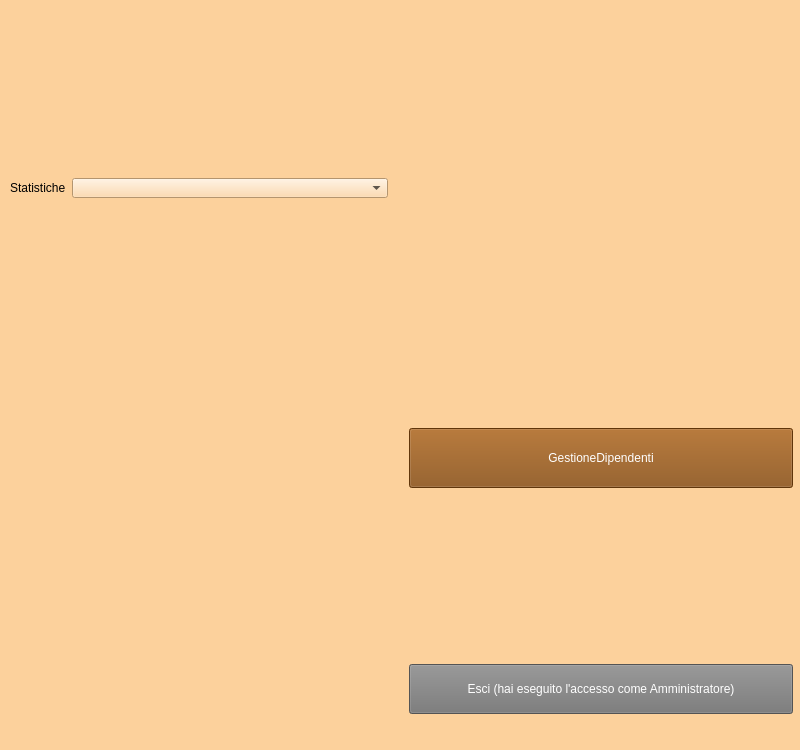
Old version of the form Amministratore/view/amministratoreMain.ui in the repository ManuelMarrone/GestioneBowling.
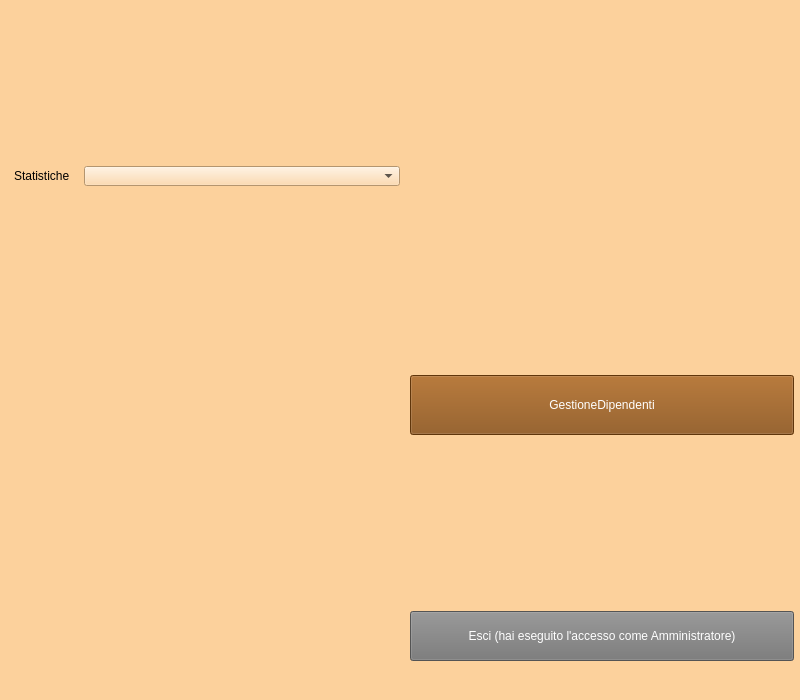
New version of the form. Icons and pictures are not drawn.

Diff of the .ui file:
```diff
--- a/Amministratore/view/amministratoreMain.ui
+++ b/Amministratore/view/amministratoreMain.ui
@@ -8,6 +8,14 @@
   <property name="enabled">
    <bool>true</bool>
   </property>
+  <property name="geometry">
+   <rect>
+    <x>0</x>
+    <y>0</y>
+    <width>800</width>
+    <height>700</height>
+   </rect>
+  </property>
   <property name="sizePolicy">
    <sizepolicy hsizetype="Preferred" vsizetype="Preferred">
     <horstretch>0</horstretch>
@@ -17,13 +25,13 @@
   <property name="minimumSize">
    <size>
     <width>800</width>
-    <height>750</height>
+    <height>700</height>
    </size>
   </property>
   <property name="maximumSize">
    <size>
     <width>800</width>
-    <height>750</height>
+    <height>700</height>
    </size>
   </property>
   <property name="windowTitle">
@@ -40,8 +48,8 @@
     <rect>
      <x>10</x>
      <y>10</y>
-     <width>783</width>
-     <height>731</height>
+     <width>784</width>
+     <height>671</height>
     </rect>
    </property>
    <layout class="QVBoxLayout" name="verticalLayout">
@@ -79,15 +87,27 @@
       <item>
        <layout class="QVBoxLayout" name="verticalLayout_3">
         <item>
-         <layout class="QFormLayout" name="formLayout">
-          <item row="0" column="0">
+         <layout class="QHBoxLayout" name="horizontalLayout">
+          <item>
            <widget class="QLabel" name="statisticheLabel">
+            <property name="minimumSize">
+             <size>
+              <width>60</width>
+              <height>20</height>
+             </size>
+            </property>
+            <property name="maximumSize">
+             <size>
+              <width>60</width>
+              <height>20</height>
+             </size>
+            </property>
             <property name="text">
              <string>Statistiche</string>
             </property>
            </widget>
           </item>
-          <item row="0" column="1">
+          <item>
            <widget class="QComboBox" name="statComboBox">
             <property name="minimumSize">
              <size>
@@ -136,102 +156,193 @@
             </item>
            </widget>
           </item>
-          <item row="1" column="0" colspan="2">
-           <layout class="QFormLayout" name="formLayout_2"/>
-          </item>
-          <item row="2" column="0">
+         </layout>
+        </item>
+        <item>
+         <layout class="QFormLayout" name="formLayout">
+          <item row="0" column="0">
            <widget class="QLabel" name="etichetta1">
+            <property name="minimumSize">
+             <size>
+              <width>50</width>
+              <height>20</height>
+             </size>
+            </property>
+            <property name="maximumSize">
+             <size>
+              <width>200</width>
+              <height>20</height>
+             </size>
+            </property>
             <property name="text">
              <string/>
             </property>
            </widget>
           </item>
-          <item row="2" column="1">
+          <item row="0" column="1">
            <widget class="QLabel" name="testo1">
+            <property name="minimumSize">
+             <size>
+              <width>0</width>
+              <height>20</height>
+             </size>
+            </property>
             <property name="text">
              <string/>
             </property>
            </widget>
           </item>
-          <item row="3" column="0">
+          <item row="1" column="0">
            <widget class="QLabel" name="etichetta2">
+            <property name="minimumSize">
+             <size>
+              <width>0</width>
+              <height>20</height>
+             </size>
+            </property>
             <property name="text">
              <string/>
             </property>
            </widget>
           </item>
-          <item row="3" column="1">
+          <item row="1" column="1">
            <widget class="QLabel" name="testo2">
+            <property name="minimumSize">
+             <size>
+              <width>0</width>
+              <height>20</height>
+             </size>
+            </property>
             <property name="text">
              <string/>
             </property>
            </widget>
           </item>
-          <item row="4" column="0">
+          <item row="2" column="0">
            <widget class="QLabel" name="etichetta3">
+            <property name="minimumSize">
+             <size>
+              <width>0</width>
+              <height>20</height>
+             </size>
+            </property>
             <property name="text">
              <string/>
             </property>
            </widget>
           </item>
-          <item row="4" column="1">
+          <item row="2" column="1">
            <widget class="QLabel" name="testo3">
+            <property name="minimumSize">
+             <size>
+              <width>0</width>
+              <height>20</height>
+             </size>
+            </property>
             <property name="text">
              <string/>
             </property>
            </widget>
           </item>
-          <item row="5" column="0">
+          <item row="3" column="0">
            <widget class="QLabel" name="etichetta4">
+            <property name="minimumSize">
+             <size>
+              <width>0</width>
+              <height>20</height>
+             </size>
+            </property>
             <property name="text">
              <string/>
             </property>
            </widget>
           </item>
-          <item row="5" column="1">
+          <item row="3" column="1">
            <widget class="QLabel" name="testo4">
+            <property name="minimumSize">
+             <size>
+              <width>0</width>
+              <height>20</height>
+             </size>
+            </property>
             <property name="text">
              <string/>
             </property>
            </widget>
           </item>
-          <item row="6" column="0">
+          <item row="4" column="0">
            <widget class="QLabel" name="etichetta5">
+            <property name="minimumSize">
+             <size>
+              <width>0</width>
+              <height>20</height>
+             </size>
+            </property>
             <property name="text">
              <string/>
             </property>
            </widget>
           </item>
-          <item row="6" column="1">
+          <item row="4" column="1">
            <widget class="QLabel" name="testo5">
+            <property name="minimumSize">
+             <size>
+              <width>0</width>
+              <height>20</height>
+             </size>
+            </property>
             <property name="text">
              <string/>
             </property>
            </widget>
           </item>
-          <item row="7" column="0">
+          <item row="5" column="0">
            <widget class="QLabel" name="etichetta6">
+            <property name="minimumSize">
+             <size>
+              <width>0</width>
+              <height>20</height>
+             </size>
+            </property>
             <property name="text">
              <string/>
             </property>
            </widget>
           </item>
-          <item row="7" column="1">
+          <item row="5" column="1">
            <widget class="QLabel" name="testo6">
+            <property name="minimumSize">
+             <size>
+              <width>0</width>
+              <height>20</height>
+             </size>
+            </property>
             <property name="text">
              <string/>
             </property>
            </widget>
           </item>
-          <item row="8" column="0">
+          <item row="6" column="0">
            <widget class="QLabel" name="etichetta7">
+            <property name="minimumSize">
+             <size>
+              <width>0</width>
+              <height>20</height>
+             </size>
+            </property>
             <property name="text">
              <string/>
             </property>
            </widget>
           </item>
-          <item row="8" column="1">
+          <item row="6" column="1">
            <widget class="QLabel" name="testo7">
+            <property name="minimumSize">
+             <size>
+              <width>0</width>
+              <height>20</height>
+             </size>
+            </property>
             <property name="text">
              <string/>
             </property>
```
